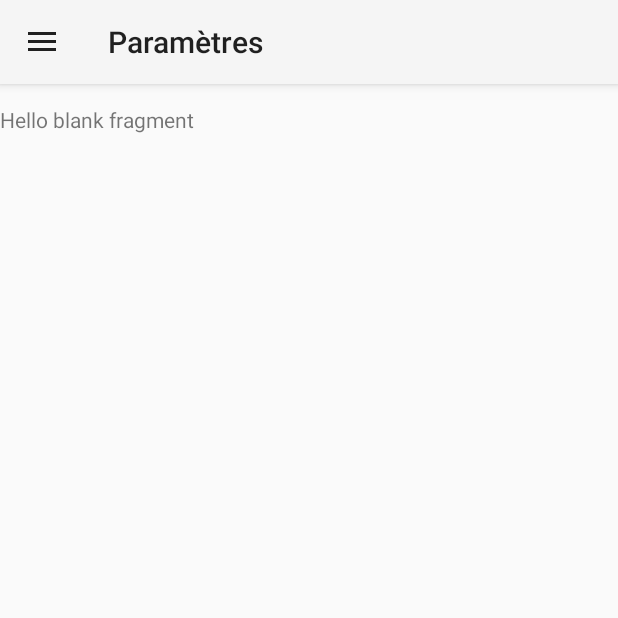
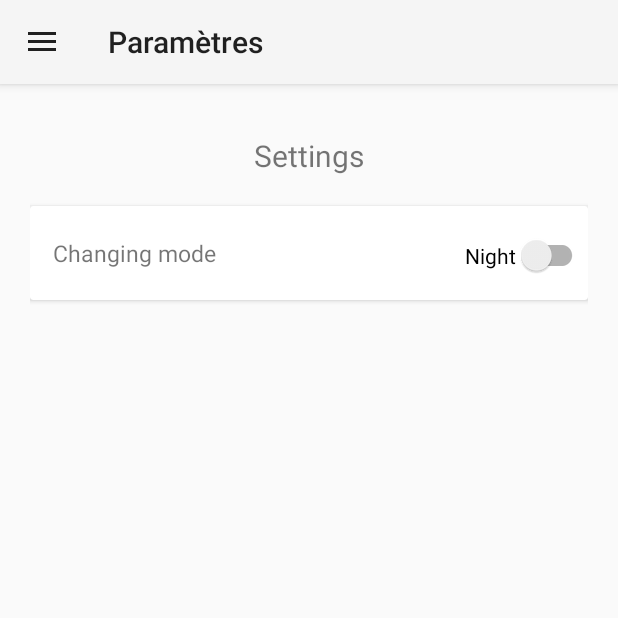
Before and after one commit to sutakos/PowerHome, an Android app: the fragment ParametresFragment placed in its activity, on a phone screen of 412 x 824 dp, the top half of it. Run offline under Robolectric (Android 15) with nearby library versions, the phone set to English and light mode, and no system bars; libraries missing offline, so code that uses them is left out: com.koushikdutta.async, com.koushikdutta.ion; pictures from the network do not load; 2 statements that could not run were skipped.

Commit message:
mode sombre :') dernier moment

```diff
--- a/app/src/main/java/iut/dam/powerhome/LoginActivity.java
+++ b/app/src/main/java/iut/dam/powerhome/LoginActivity.java
@@ -87,7 +87,7 @@ public class LoginActivity extends AppCompatActivity {
         pDialog.setCancelable(false);
         pDialog.show();
 
-        String urlString = "http://10.0.2.2/powerhome_server/login.php?email="
+        String urlString = "http://192.168.1.19/powerhome_server/login.php?email="
                 + email + "&password=" + password;
         Ion.with(LoginActivity.this)
                 .load(urlString) // Méthode GET par défaut
--- a/app/src/main/java/iut/dam/powerhome/TimeSlotAdapter.java
+++ b/app/src/main/java/iut/dam/powerhome/TimeSlotAdapter.java
@@ -87,7 +87,7 @@ public class TimeSlotAdapter extends RecyclerView.Adapter<TimeSlotAdapter.TimeSl
     }
 
     private void fetchReservationsForDate(Date date) {
-        String url = "http://10.0.2.2/powerhome_server/getReservationsByDate.php";
+        String url = "http://192.168.1.19/powerhome_server/getReservationsByDate.php";
         SimpleDateFormat dateFormat = new SimpleDateFormat("yyyy-MM-dd", Locale.FRENCH);
 
         // Clear existing bookings
@@ -341,7 +341,7 @@ public class TimeSlotAdapter extends RecyclerView.Adapter<TimeSlotAdapter.TimeSl
     }
 
     private void sendReservationToServer(TimeSlot timeSlot, List<Appliance> appliances) {
-        String url = "http://10.0.2.2/powerhome_server/addReservation.php";
+        String url = "http://192.168.1.19/powerhome_server/addReservation.php";
         SimpleDateFormat dateFormat = new SimpleDateFormat("yyyy-MM-dd HH:mm:ss", Locale.FRENCH);
 
         JSONArray appliancesArray = new JSONArray();
--- a/app/src/main/java/iut/dam/powerhome/fragments/HabitatsFragment.java
+++ b/app/src/main/java/iut/dam/powerhome/fragments/HabitatsFragment.java
@@ -68,7 +68,7 @@ public class HabitatsFragment extends Fragment {
         pDialog.setCancelable(false);
         pDialog.show();
 
-        String urlString = "http://192.168.1.19/powerhome_server/getHabitats_v2.php?token=0645901e34c2fbe1c0e3761642e728a3";
+        String urlString = "http://192.168.1.30/powerhome_server/getHabitats_v2.php?token=0645901e34c2fbe1c0e3761642e728a3";
         Ion.with(this.getActivity())
                 .load(urlString)
                 .asString()
--- a/app/src/main/java/iut/dam/powerhome/fragments/ParametresFragment.java
+++ b/app/src/main/java/iut/dam/powerhome/fragments/ParametresFragment.java
@@ -1,17 +1,22 @@
 package iut.dam.powerhome.fragments;
 
+import android.content.SharedPreferences;
 import android.os.Bundle;
 
+import androidx.appcompat.app.AppCompatDelegate;
 import androidx.fragment.app.Fragment;
 
 import android.view.LayoutInflater;
 import android.view.View;
 import android.view.ViewGroup;
 
+import com.google.android.material.switchmaterial.SwitchMaterial;
+
 import iut.dam.powerhome.R;
 
 public class ParametresFragment extends Fragment {
-
+    private SwitchMaterial darkModeSwitch;
+    private SharedPreferences sharedPreferences;
     public ParametresFragment() {
         // Required empty public constructor
     }
@@ -22,5 +27,33 @@ public class ParametresFragment extends Fragment {
                              Bundle savedInstanceState) {
         getActivity().setTitle("Paramètres");
         View rootView=inflater.inflate(R.layout.fragment_parametres, container, false);
-        return rootView;}
+        darkModeSwitch = rootView.findViewById(R.id.modeSombre);
+        sharedPreferences = requireActivity().getSharedPreferences("app_settings", 0);
+
+        // Configurer le switch selon le thème actuel
+        boolean isDarkMode = sharedPreferences.getBoolean("dark_mode", false);
+        darkModeSwitch.setChecked(isDarkMode);
+
+        // Gestion du changement de thème
+        darkModeSwitch.setOnCheckedChangeListener((buttonView, isChecked) -> {
+            // Sauvegarder la préférence
+            SharedPreferences.Editor editor = sharedPreferences.edit();
+            editor.putBoolean("dark_mode", isChecked);
+            editor.apply();
+
+            // Appliquer le thème
+            if (isChecked) {
+                AppCompatDelegate.setDefaultNightMode(AppCompatDelegate.MODE_NIGHT_YES);
+            } else {
+                AppCompatDelegate.setDefaultNightMode(AppCompatDelegate.MODE_NIGHT_NO);
+            }
+
+            // Redémarrer l'activité pour appliquer le thème
+            requireActivity().recreate();
+        });
+        return rootView;
+
+    }
+
+
 }
--- a/app/src/main/res/layout/activity_splash.xml
+++ b/app/src/main/res/layout/activity_splash.xml
@@ -5,7 +5,7 @@
     android:orientation="vertical"
     android:layout_width="match_parent"
     android:layout_height="match_parent"
-    android:background="@drawable/gradient_background"
+    android:background="@color/green"
     android:gravity="center"
     xmlns:android="http://schemas.android.com/apk/res/android">
 
@@ -65,8 +65,8 @@
         android:layout_width="match_parent"
         android:layout_height="wrap_content"
         android:gravity="center"
-        android:text="@string/developped_by_lucas_l_rita_h_and_lucie_p"
-        android:textColor="@color/black"
+        android:text="Developped by Lucas L, Rita H and Lucie P"
+        android:textColor="@color/white"
         android:textSize="20sp"
         android:layout_marginTop="20dp" />
 
--- a/app/src/main/res/layout/fragment_parametres.xml
+++ b/app/src/main/res/layout/fragment_parametres.xml
@@ -1,14 +1,40 @@
 <?xml version="1.0" encoding="utf-8"?>
-<FrameLayout xmlns:android="http://schemas.android.com/apk/res/android"
+<LinearLayout xmlns:android="http://schemas.android.com/apk/res/android"
     xmlns:tools="http://schemas.android.com/tools"
     android:layout_width="match_parent"
     android:layout_height="match_parent"
+    android:orientation="vertical"
+    android:layout_marginLeft="20dp"
+    android:layout_marginRight="20dp"
     tools:context=".fragments.ParametresFragment">
 
-    <!-- TODO: Update blank fragment layout -->
     <TextView
+        android:layout_width="wrap_content"
+        android:layout_height="wrap_content"
+        android:text="Settings"
+        android:layout_gravity="center"
+        android:layout_marginBottom="20dp"
+        android:layout_marginTop="20dp"
+        android:textSize="20sp"/>
+
+    <androidx.cardview.widget.CardView
         android:layout_width="match_parent"
-        android:layout_height="match_parent"
-        android:text="@string/hello_blank_fragment" />
+        android:layout_height="wrap_content">
+        <TextView
+            android:layout_width="wrap_content"
+            android:layout_height="wrap_content"
+            android:text="Changing mode"
+            android:textSize="15sp"
+            android:layout_gravity="center_vertical"
+            android:layout_marginStart="15dp"/>
+        <com.google.android.material.switchmaterial.SwitchMaterial
+            android:id="@+id/modeSombre"
+            android:layout_width="wrap_content"
+            android:layout_height="wrap_content"
+            android:text="Night"
+            android:layout_gravity="end"
+            android:layout_marginBottom="16dp"
+            android:layout_marginTop="19dp" />
+    </androidx.cardview.widget.CardView>
 
-</FrameLayout>
+</LinearLayout>
--- a/app/src/main/res/values-land/strings.xml
+++ b/app/src/main/res/values-land/strings.xml
@@ -3,5 +3,8 @@
     <string name="gaetan_leclair_toodo_com">gaetan_leclair_toodo_com</string>
     <string name="votre_consommation">Votre consommation</string>
     <string name="welcome_on">Welcome on</string>
+    <string name="our_home_our_energy">Our Home, Our Energy</string>
+    <string name="consommation_totale">Your total wattage</string>
+    <string name="etage">floor</string>
 
 </resources>
--- a/app/src/main/res/values-night/strings.xml
+++ b/app/src/main/res/values-night/strings.xml
@@ -3,4 +3,7 @@
     <string name="gaetan_leclair_toodo_com">gaetan_leclair_toodo_com</string>
     <string name="votre_consommation">Votre consommation</string>
     <string name="welcome_on">Welcome on</string>
+    <string name="our_home_our_energy">Our Home, Our Energy</string>
+    <string name="consommation_totale">Your total wattage</string>
+    <string name="etage">floor</string>
 </resources>
--- a/app/src/main/res/values-night/themes.xml
+++ b/app/src/main/res/values-night/themes.xml
@@ -2,6 +2,8 @@
     <!-- Base application theme. -->
     <style name="Base.Theme.PowerHome" parent="Theme.AppCompat.Light.NoActionBar">
         <!-- Customize your dark theme here. -->
-        <!-- <item name="colorPrimary">@color/my_dark_primary</item> -->
+        <item name="colorPrimary">@color/light_green</item>
+        <item name="colorPrimaryVariant">@color/green</item>
+        <item name="colorOnPrimary">@color/black</item>
     </style>
 </resources>
--- a/app/src/main/res/values-v23/strings.xml
+++ b/app/src/main/res/values-v23/strings.xml
@@ -1,4 +1,7 @@
 <?xml version="1.0" encoding="utf-8"?>
 <resources>
     <string name="welcome_on">Welcome on</string>
+    <string name="our_home_our_energy">Our Home, Our Energy</string>
+    <string name="consommation_totale">Your total wattage</string>
+    <string name="etage">floor</string>
 </resources>
--- a/app/src/main/res/values-w1240dp/strings.xml
+++ b/app/src/main/res/values-w1240dp/strings.xml
@@ -1,4 +1,7 @@
 <?xml version="1.0" encoding="utf-8"?>
 <resources>
     <string name="welcome_on">Welcome on</string>
+    <string name="our_home_our_energy">Our Home, Our Energy</string>
+    <string name="consommation_totale">Your total wattage</string>
+    <string name="etage">floor</string>
 </resources>
--- a/app/src/main/res/values-w600dp/strings.xml
+++ b/app/src/main/res/values-w600dp/strings.xml
@@ -1,4 +1,7 @@
 <?xml version="1.0" encoding="utf-8"?>
 <resources>
     <string name="welcome_on">Welcome on</string>
+    <string name="our_home_our_energy">Our Home, Our Energy</string>
+    <string name="consommation_totale">Your total wattage</string>
+    <string name="etage">floor</string>
 </resources>
--- a/app/src/main/res/values/colors.xml
+++ b/app/src/main/res/values/colors.xml
@@ -14,5 +14,5 @@
     <color name="teal_200">#FF03DAC5</color>
     <color name="teal_700">#FF018786</color>
     <color name="light_green">#50C878</color>
-
+    <color name="nyanza">#ECFFDC</color>
 </resources>
--- a/app/src/main/res/values/strings.xml
+++ b/app/src/main/res/values/strings.xml
@@ -56,22 +56,21 @@
     <string name="nom">Last Name</string>
     <string name="pr_nom">First Name</string>
     <string name="mobile">Phone</string>
-    <string name="first_item" translatable="false">Habitat</string>
-    <string name="second_item" translatable="false">Second_item</string>
-    <string name="open" translatable="false">Open</string>
-    <string name="close" translatable="false">Close</string>
+    <string name="first_item">Habitat</string>
+    <string name="second_item">Second_item</string>
+    <string name="open">Open</string>
+    <string name="close">Close</string>
     <!-- TODO: Remove or change this placeholder text -->
-    <string name="hello_blank_fragment" translatable="false">Hello blank fragment</string>
-    <string name="se_deconnecter">Disconnect</string>
-    <string name="settings">Settings</string>
-    <string name="mes_requetes">"My request"</string>
-    <string name="mon_habitat">My habitat\n</string>
+    <string name="hello_blank_fragment">Hello blank fragment</string>
+    <string name="se_deconnecter">Se déconnecter</string>
+    <string name="settings">Paramètres</string>
+    <string name="mes_requetes">Mes requêtes\n</string>
+    <string name="mon_habitat">Mon habitat\n</string>
     <string name="habitats">Habitats</string>
     <string name="gaetan_leclair_toodo_com">gaetan_leclair_toodo_com</string>
     <string name="votre_consommation">Your total wattage</string>
     <string name="welcome_on">Welcome on</string>
-    <string name="developped_by_lucas_l_rita_h_and_lucie_p">Developped by Lucas L, Rita H and Lucie P</string>
-    <string name="consommation_totale">Total wattage :</string>
+    <string name="consommation_totale">Your total wattage</string>
     <string name="equipments">equipments</string>
-    <string name="etage">FLOOR</string>
+    <string name="etage">floor</string>
 </resources>
```
Also changed, not shown: app/src/main/res/drawable/gradient_bg.xml (added, +9 -0 lines), 2 other files.
